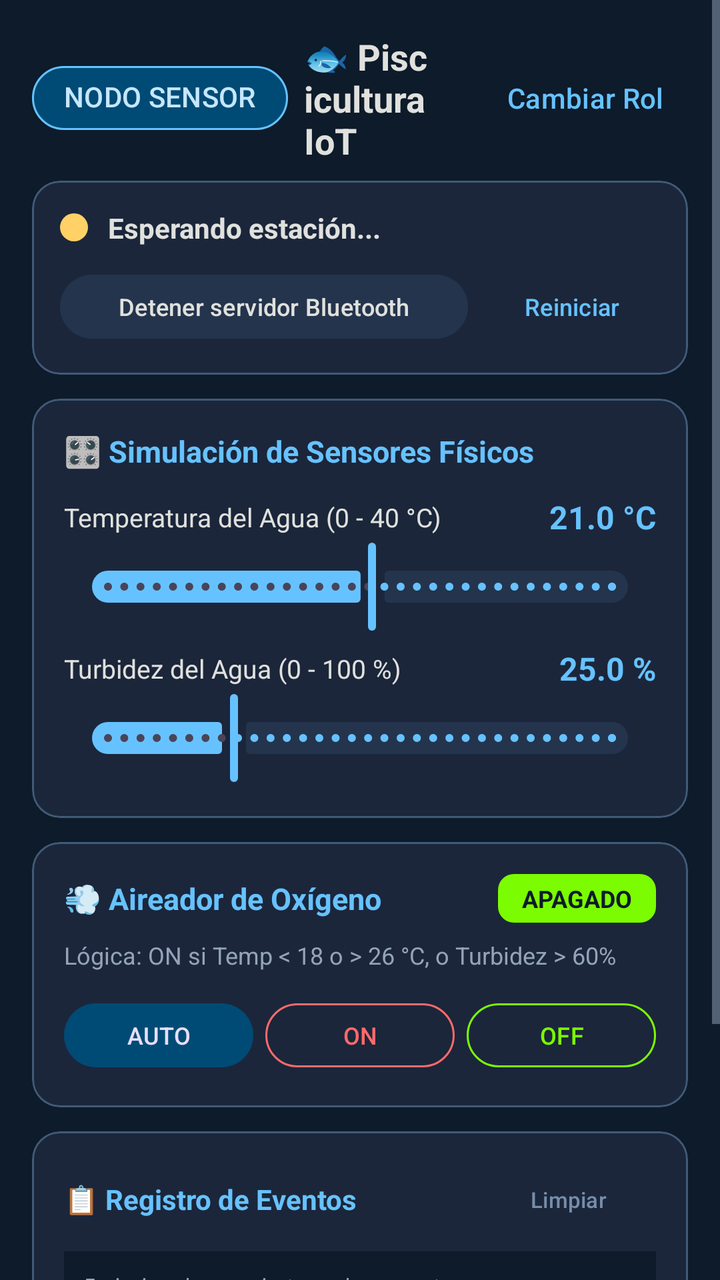
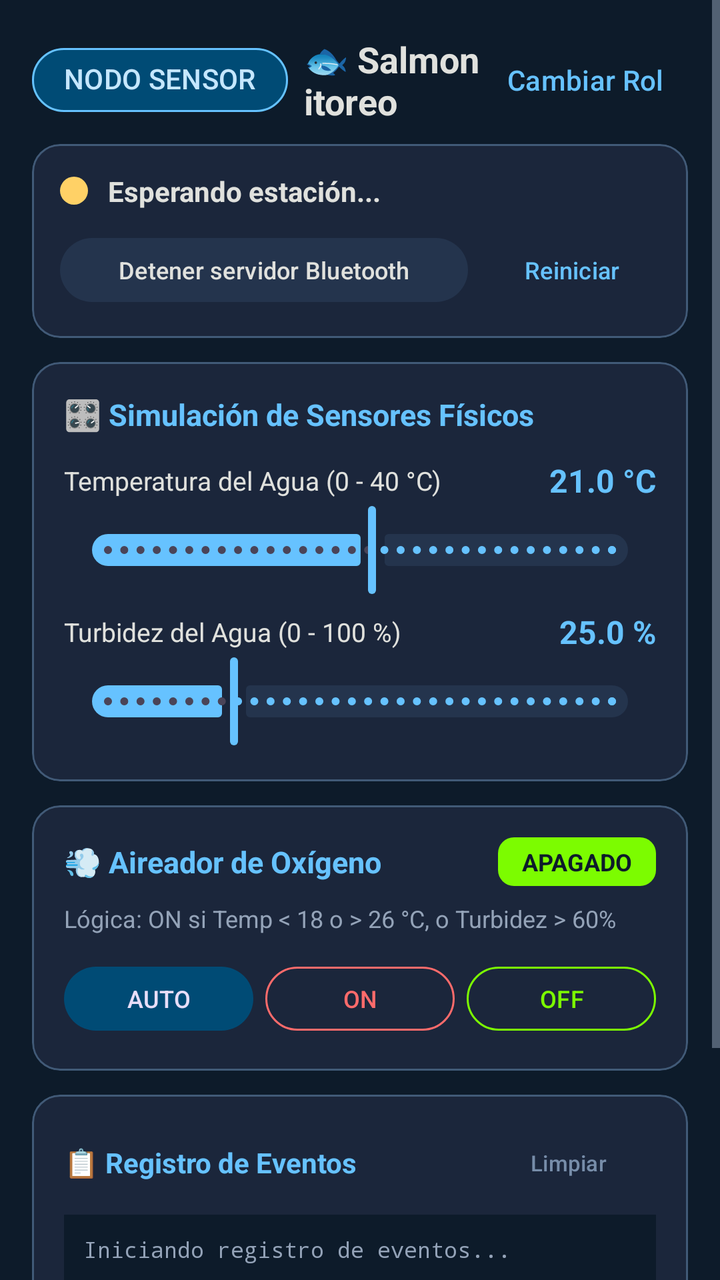

An Android layout rendered at two revisions. The XML below is the earlier revision; the diff shows what the commit changed to produce the second picture.
<!-- AndroidManifest.xml: application theme Theme.Piscicultura -->
<!-- res/layout/activity_nodo.xml -->
<?xml version="1.0" encoding="utf-8"?>
<ScrollView xmlns:android="http://schemas.android.com/apk/res/android"
    xmlns:app="http://schemas.android.com/apk/res-auto"
    xmlns:tools="http://schemas.android.com/tools"
    android:layout_width="match_parent"
    android:layout_height="match_parent"
    android:background="@color/color_background"
    android:fillViewport="true">

    <LinearLayout
        android:layout_width="match_parent"
        android:layout_height="wrap_content"
        android:orientation="vertical"
        android:padding="16dp">

        
        <LinearLayout
            android:layout_width="match_parent"
            android:layout_height="wrap_content"
            android:gravity="center_vertical"
            android:orientation="horizontal">

            <com.google.android.material.chip.Chip
                android:id="@+id/chipRoleNodo"
                style="@style/Widget.Material3.Chip.Assist"
                android:layout_width="wrap_content"
                android:layout_height="wrap_content"
                android:text="NODO SENSOR"
                android:textColor="@color/color_on_primary_container"
                android:textStyle="bold"
                app:chipBackgroundColor="@color/color_primary_container"
                app:chipCornerRadius="16dp"
                app:chipStrokeColor="@color/color_accent"
                app:chipStrokeWidth="1dp" />

            <TextView
                android:layout_width="0dp"
                android:layout_height="wrap_content"
                android:layout_marginStart="8dp"
                android:layout_weight="1"
                android:text="🐟 Piscicultura IoT"
                android:textColor="@color/color_text_primary"
                android:textSize="18sp"
                android:textStyle="bold" />

            <com.google.android.material.button.MaterialButton
                android:id="@+id/btnChangeRole"
                style="@style/Widget.Material3.Button.TextButton"
                android:layout_width="wrap_content"
                android:layout_height="wrap_content"
                android:text="Cambiar Rol"
                android:textColor="@color/color_accent" />
        </LinearLayout>

        
        <com.google.android.material.card.MaterialCardView
            android:layout_width="match_parent"
            android:layout_height="wrap_content"
            android:layout_marginTop="8dp"
            app:cardBackgroundColor="@color/color_surface"
            app:cardCornerRadius="14dp"
            app:strokeColor="@color/color_outline"
            app:strokeWidth="1dp">

            <LinearLayout
                android:layout_width="match_parent"
                android:layout_height="wrap_content"
                android:orientation="vertical"
                android:padding="14dp">

                <LinearLayout
                    android:layout_width="match_parent"
                    android:layout_height="wrap_content"
                    android:gravity="center_vertical"
                    android:orientation="horizontal">

                    <View
                        android:id="@+id/viewBtStatusDot"
                        android:layout_width="14dp"
                        android:layout_height="14dp"
                        android:background="@drawable/shape_status_dot"
                        android:backgroundTint="@color/color_warning" />

                    <TextView
                        android:id="@+id/tvBtServerStatus"
                        android:layout_width="0dp"
                        android:layout_height="wrap_content"
                        android:layout_marginStart="10dp"
                        android:layout_weight="1"
                        android:text="Esperando estación..."
                        android:textColor="@color/color_text_primary"
                        android:textSize="14sp"
                        android:textStyle="bold" />
                </LinearLayout>

                <LinearLayout
                    android:layout_width="match_parent"
                    android:layout_height="wrap_content"
                    android:layout_marginTop="10dp"
                    android:orientation="horizontal">

                    <com.google.android.material.button.MaterialButton
                        android:id="@+id/btnToggleServer"
                        style="@style/Widget.Material3.Button.TonalButton"
                        android:layout_width="0dp"
                        android:layout_height="40dp"
                        android:layout_weight="1"
                        android:text="Detener servidor Bluetooth"
                        android:textColor="@color/color_text_primary"
                        android:textSize="12sp"
                        app:backgroundTint="@color/color_surface_variant" />

                    <com.google.android.material.button.MaterialButton
                        android:id="@+id/btnRestartServer"
                        style="@style/Widget.Material3.Button.TextButton"
                        android:layout_width="wrap_content"
                        android:layout_height="40dp"
                        android:layout_marginStart="8dp"
                        android:text="Reiniciar"
                        android:textColor="@color/color_accent"
                        android:textSize="12sp" />
                </LinearLayout>
            </LinearLayout>
        </com.google.android.material.card.MaterialCardView>

        
        <com.google.android.material.card.MaterialCardView
            android:layout_width="match_parent"
            android:layout_height="wrap_content"
            android:layout_marginTop="12dp"
            app:cardBackgroundColor="@color/color_surface"
            app:cardCornerRadius="14dp"
            app:strokeColor="@color/color_outline"
            app:strokeWidth="1dp">

            <LinearLayout
                android:layout_width="match_parent"
                android:layout_height="wrap_content"
                android:orientation="vertical"
                android:padding="16dp">

                <TextView
                    android:layout_width="wrap_content"
                    android:layout_height="wrap_content"
                    android:text="🎛️ Simulación de Sensores Físicos"
                    android:textColor="@color/color_accent"
                    android:textSize="15sp"
                    android:textStyle="bold" />

                
                <LinearLayout
                    android:layout_width="match_parent"
                    android:layout_height="wrap_content"
                    android:layout_marginTop="12dp"
                    android:gravity="center_vertical"
                    android:orientation="horizontal">

                    <TextView
                        android:layout_width="0dp"
                        android:layout_height="wrap_content"
                        android:layout_weight="1"
                        android:text="Temperatura del Agua (0 - 40 °C)"
                        android:textColor="@color/color_text_primary"
                        android:textSize="13sp" />

                    <TextView
                        android:id="@+id/tvTempValue"
                        android:layout_width="wrap_content"
                        android:layout_height="wrap_content"
                        android:text="21.0 °C"
                        android:textColor="@color/color_accent"
                        android:textSize="16sp"
                        android:textStyle="bold" />
                </LinearLayout>

                <com.google.android.material.slider.Slider
                    android:id="@+id/sliderTemp"
                    android:layout_width="match_parent"
                    android:layout_height="wrap_content"
                    android:stepSize="0.5"
                    android:value="21.0"
                    android:valueFrom="0.0"
                    android:valueTo="40.0"
                    app:thumbColor="@color/color_accent"
                    app:trackColorActive="@color/color_accent"
                    app:trackColorInactive="@color/color_surface_variant" />

                
                <LinearLayout
                    android:layout_width="match_parent"
                    android:layout_height="wrap_content"
                    android:layout_marginTop="6dp"
                    android:gravity="center_vertical"
                    android:orientation="horizontal">

                    <TextView
                        android:layout_width="0dp"
                        android:layout_height="wrap_content"
                        android:layout_weight="1"
                        android:text="Turbidez del Agua (0 - 100 %)"
                        android:textColor="@color/color_text_primary"
                        android:textSize="13sp" />

                    <TextView
                        android:id="@+id/tvTurbValue"
                        android:layout_width="wrap_content"
                        android:layout_height="wrap_content"
                        android:text="25.0 %"
                        android:textColor="@color/color_accent"
                        android:textSize="16sp"
                        android:textStyle="bold" />
                </LinearLayout>

                <com.google.android.material.slider.Slider
                    android:id="@+id/sliderTurb"
                    android:layout_width="match_parent"
                    android:layout_height="wrap_content"
                    android:stepSize="1.0"
                    android:value="25.0"
                    android:valueFrom="0.0"
                    android:valueTo="100.0"
                    app:thumbColor="@color/color_accent"
                    app:trackColorActive="@color/color_accent"
                    app:trackColorInactive="@color/color_surface_variant" />
            </LinearLayout>
        </com.google.android.material.card.MaterialCardView>

        
        <com.google.android.material.card.MaterialCardView
            android:layout_width="match_parent"
            android:layout_height="wrap_content"
            android:layout_marginTop="12dp"
            app:cardBackgroundColor="@color/color_surface"
            app:cardCornerRadius="14dp"
            app:strokeColor="@color/color_outline"
            app:strokeWidth="1dp">

            <LinearLayout
                android:layout_width="match_parent"
                android:layout_height="wrap_content"
                android:orientation="vertical"
                android:padding="16dp">

                <LinearLayout
                    android:layout_width="match_parent"
                    android:layout_height="wrap_content"
                    android:gravity="center_vertical"
                    android:orientation="horizontal">

                    <TextView
                        android:layout_width="0dp"
                        android:layout_height="wrap_content"
                        android:layout_weight="1"
                        android:text="💨 Aireador de Oxígeno"
                        android:textColor="@color/color_accent"
                        android:textSize="15sp"
                        android:textStyle="bold" />

                    
                    <TextView
                        android:id="@+id/tvAireadorStatusBadge"
                        android:layout_width="wrap_content"
                        android:layout_height="wrap_content"
                        android:background="@drawable/shape_badge"
                        android:backgroundTint="@color/color_inactive"
                        android:paddingStart="12dp"
                        android:paddingTop="4dp"
                        android:paddingEnd="12dp"
                        android:paddingBottom="4dp"
                        android:text="APAGADO"
                        android:textColor="@color/color_background"
                        android:textSize="12sp"
                        android:textStyle="bold" />
                </LinearLayout>

                <TextView
                    android:id="@+id/tvAireadorRule"
                    android:layout_width="match_parent"
                    android:layout_height="wrap_content"
                    android:layout_marginTop="8dp"
                    android:text="Lógica: ON si Temp &lt; 18 o &gt; 26 °C, o Turbidez &gt; 60%"
                    android:textColor="@color/color_text_secondary"
                    android:textSize="12sp" />

                
                <LinearLayout
                    android:layout_width="match_parent"
                    android:layout_height="wrap_content"
                    android:layout_marginTop="12dp"
                    android:gravity="center_vertical"
                    android:orientation="horizontal">

                    <com.google.android.material.button.MaterialButton
                        android:id="@+id/btnAeratorAuto"
                        style="@style/Widget.Material3.Button.TonalButton"
                        android:layout_width="0dp"
                        android:layout_height="40dp"
                        android:layout_weight="1"
                        android:text="AUTO"
                        android:textSize="12sp"
                        app:backgroundTint="@color/color_primary_container" />

                    <com.google.android.material.button.MaterialButton
                        android:id="@+id/btnAeratorOn"
                        style="@style/Widget.Material3.Button.OutlinedButton"
                        android:layout_width="0dp"
                        android:layout_height="40dp"
                        android:layout_marginStart="6dp"
                        android:layout_weight="1"
                        android:text="ON"
                        android:textColor="@color/color_active"
                        android:textSize="12sp"
                        app:strokeColor="@color/color_active" />

                    <com.google.android.material.button.MaterialButton
                        android:id="@+id/btnAeratorOff"
                        style="@style/Widget.Material3.Button.OutlinedButton"
                        android:layout_width="0dp"
                        android:layout_height="40dp"
                        android:layout_marginStart="6dp"
                        android:layout_weight="1"
                        android:text="OFF"
                        android:textColor="@color/color_inactive"
                        android:textSize="12sp"
                        app:strokeColor="@color/color_inactive" />
                </LinearLayout>

            </LinearLayout>
        </com.google.android.material.card.MaterialCardView>

        
        <com.google.android.material.card.MaterialCardView
            android:layout_width="match_parent"
            android:layout_height="wrap_content"
            android:layout_marginTop="12dp"
            android:layout_marginBottom="24dp"
            app:cardBackgroundColor="@color/color_surface"
            app:cardCornerRadius="14dp"
            app:strokeColor="@color/color_outline"
            app:strokeWidth="1dp">

            <LinearLayout
                android:layout_width="match_parent"
                android:layout_height="wrap_content"
                android:orientation="vertical"
                android:padding="16dp">

                <LinearLayout
                    android:layout_width="match_parent"
                    android:layout_height="wrap_content"
                    android:gravity="center_vertical"
                    android:orientation="horizontal">

                    <TextView
                        android:layout_width="0dp"
                        android:layout_height="wrap_content"
                        android:layout_weight="1"
                        android:text="📋 Registro de Eventos"
                        android:textColor="@color/color_accent"
                        android:textSize="14sp"
                        android:textStyle="bold" />

                    <com.google.android.material.button.MaterialButton
                        android:id="@+id/btnClearLog"
                        style="@style/Widget.Material3.Button.TextButton"
                        android:layout_width="wrap_content"
                        android:layout_height="36dp"
                        android:text="Limpiar"
                        android:textColor="@color/color_secondary"
                        android:textSize="11sp" />
                </LinearLayout>

                <TextView
                    android:id="@+id/tvEventLog"
                    android:layout_width="match_parent"
                    android:layout_height="wrap_content"
                    android:layout_marginTop="8dp"
                    android:background="@color/color_background"
                    android:fontFamily="monospace"
                    android:lineSpacingExtra="3dp"
                    android:minLines="4"
                    android:padding="10dp"
                    android:text="Iniciando registro de eventos..."
                    android:textColor="@color/color_text_secondary"
                    android:textSize="11sp" />

                
                <TextView
                    android:id="@+id/tvJsonDebug"
                    android:layout_width="match_parent"
                    android:layout_height="wrap_content"
                    android:layout_marginTop="6dp"
                    android:background="@color/color_surface_variant"
                    android:fontFamily="monospace"
                    android:padding="8dp"
                    android:text="Último JSON DATA: -"
                    android:textColor="@color/color_accent"
                    android:textSize="10sp" />

            </LinearLayout>
        </com.google.android.material.card.MaterialCardView>

    </LinearLayout>
</ScrollView>
<!-- resources referenced by this layout -->
<resources>
  <color name="color_accent">#66c2ff</color>
  <color name="color_active">#ff6b6b</color>
  <color name="color_background">#0d1b2a</color>
  <color name="color_inactive">#7cfc00</color>
  <color name="color_on_primary_container">#c5e7ff</color>
  <color name="color_outline">#415a77</color>
  <color name="color_primary_container">#004b75</color>
  <color name="color_secondary">#778da9</color>
  <color name="color_surface">#1b263b</color>
  <color name="color_surface_variant">#24344d</color>
  <color name="color_text_primary">#e0e1dd</color>
  <color name="color_text_secondary">#94a3b8</color>
  <color name="color_warning">#ffd166</color>
  <!-- drawable shape_badge (drawable) -->
  <?xml version="1.0" encoding="utf-8"?>
  <shape xmlns:android="http://schemas.android.com/apk/res/android"
      android:shape="rectangle">
      <corners android:radius="8dp" />
      <solid android:color="@color/color_surface_variant" />
  </shape>
  <!-- drawable shape_status_dot (drawable) -->
  <?xml version="1.0" encoding="utf-8"?>
  <shape xmlns:android="http://schemas.android.com/apk/res/android"
      android:shape="oval">
      <solid android:color="@color/color_inactive" />
  </shape>
  <style name="Theme.Piscicultura" parent="Theme.Material3.Dark.NoActionBar">
          
          <item name="colorPrimary">@color/color_primary</item>
          <item name="colorOnPrimary">@color/color_on_primary</item>
          <item name="colorPrimaryContainer">@color/color_primary_container</item>
          <item name="colorOnPrimaryContainer">@color/color_on_primary_container</item>
  
          <item name="colorSecondary">@color/color_secondary</item>
          <item name="colorOnSecondary">@color/color_on_secondary</item>
  
          
          <item name="android:colorBackground">@color/color_background</item>
          <item name="colorSurface">@color/color_surface</item>
          <item name="colorSurfaceVariant">@color/color_surface_variant</item>
          <item name="colorOutline">@color/color_outline</item>
  
          
          <item name="android:textColorPrimary">@color/color_text_primary</item>
          <item name="android:textColorSecondary">@color/color_text_secondary</item>
  
          
          <item name="android:statusBarColor">@color/color_background</item>
          <item name="android:navigationBarColor">@color/color_background</item>
          <item name="android:windowLightStatusBar">false</item>
      </style>
  <color name="color_primary">#66c2ff</color>
  <color name="color_on_primary">#003254</color>
  <color name="color_on_secondary">#0d1b2a</color>
</resources>

<!-- the commit's change to res/layout/activity_nodo.xml (unified diff, before → after) -->
@@ -38,7 +38,7 @@
                 android:layout_height="wrap_content"
                 android:layout_marginStart="8dp"
                 android:layout_weight="1"
-                android:text="🐟 Piscicultura IoT"
+                android:text="🐟 Salmonitoreo"
                 android:textColor="@color/color_text_primary"
                 android:textSize="18sp"
                 android:textStyle="bold" />
